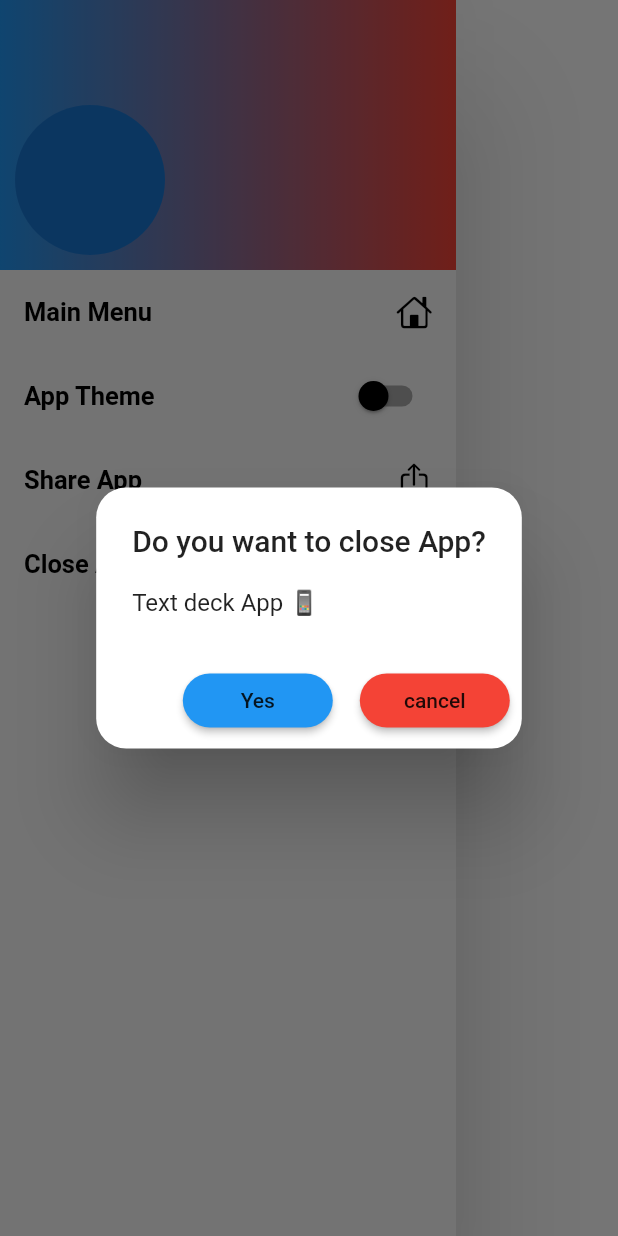
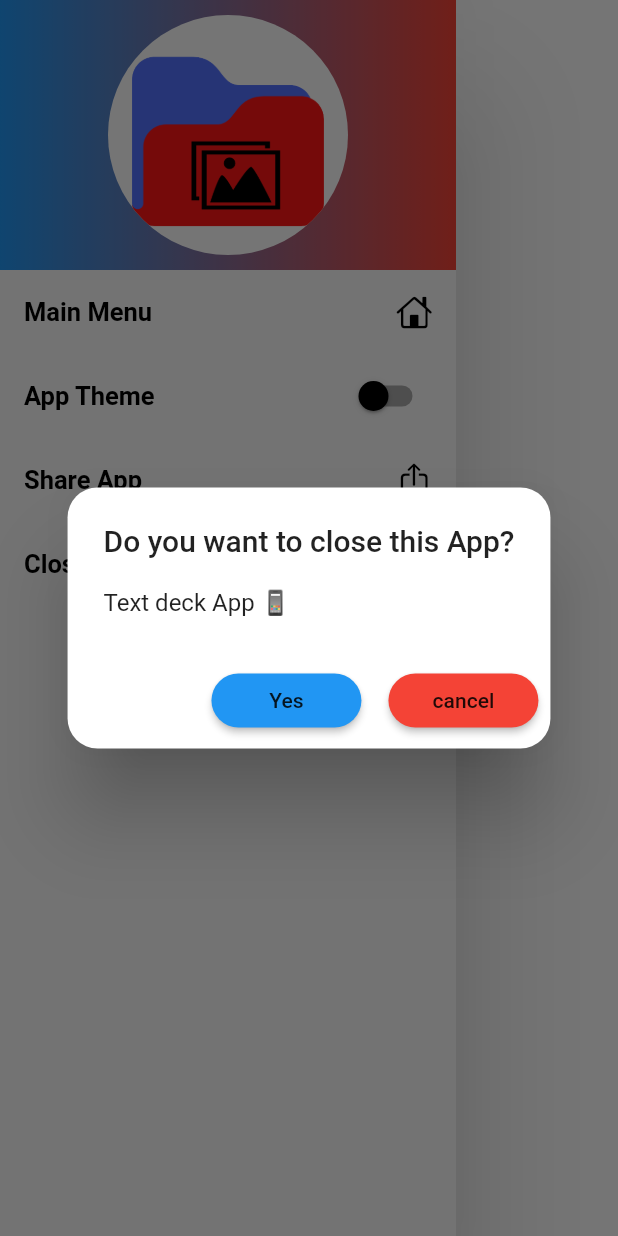
Before and after one commit to waynetipsy/OCR-Voice-App, a Flutter app: the AppDrawer widget shown alone on an empty page, opened directly, after a tap on "Close App", on a phone screen of 412 x 824 dp. Run offline on Flutter 3.47's test engine with Material 2 defaults, Android fonts, the phone set to English and light mode, and no system bars; our stand-ins replace file_picker, flutter_speed_dial, flutter_tts, fluttertoast, image_cropper, image_picker and 4 more; missing offline and left inert: clipboard, google_mlkit_text_recognition, pdf_text; accounts and stored records are empty.

Commit message:
work flow

```diff
--- a/lib/Screens/appdrawer.dart
+++ b/lib/Screens/appdrawer.dart
@@ -31,9 +31,15 @@ class AppDrawer extends StatelessWidget {
               ]),
             ),
             alignment: Alignment.bottomLeft,
-            child: const CircleAvatar(
-              backgroundImage: AssetImage('images/tic_game_logo.png'),
-              radius: 50,
+            child:  Container(
+            decoration: const BoxDecoration(
+              color: Colors.white,
+              shape: BoxShape.circle,
+              image: DecorationImage(
+                image: AssetImage('assets/app_icon.png'),
+                fit: BoxFit.contain,
+              )
+            ),
             ),
           ),
           ListTile(
--- a/lib/Screens/homepage.dart
+++ b/lib/Screens/homepage.dart
@@ -3,7 +3,6 @@ import 'package:flutter/material.dart';
 import 'package:provider/provider.dart';
 import '../provider/theme.provider.dart';
 import 'package:ocr_voice_app/Screens/pdfmaker.dart';
-import '../Utilis/text.dart';
 import 'package:flutter_speed_dial/flutter_speed_dial.dart';
 import 'package:ocr_voice_app/Screens/readnote.dart';
 import 'package:fluttertoast/fluttertoast.dart';
@@ -142,7 +141,7 @@ class _HomePageState extends State<HomePage> {
                   children: [
                     GestureDetector(
                       onTap: () {
-                      Navigator.of(context).push(MaterialPageRoute(
+                      Navigator.of(context).pushReplacement(MaterialPageRoute(
                        builder: (context) =>
                        const PdfMarker(),
                        ));
--- a/lib/Widgets/alertdialogthree.dart
+++ b/lib/Widgets/alertdialogthree.dart
@@ -22,7 +22,7 @@ class _AlertDialogThreeState extends State<AlertDialogThree> {
               BorderRadius.circular(20.0)
               ),
 
-          title: const Text("Do you want to close App?"),
+          title: const Text("Do you want to close this App?"),
           content: const Text("Text deck App 📱"),
 
           actions: <Widget>[
--- a/pubspec.yaml
+++ b/pubspec.yaml
@@ -76,8 +76,8 @@ flutter:
   uses-material-design: true
 
   # To add assets to your application, add an assets section, like this:
-  # assets:
-  #   - images/a_dot_burr.jpeg
+  assets:
+    - assets/
   #   - images/a_dot_ham.jpeg
 
   # An image asset can refer to one or more resolution-specific "variants", see
```
Also changed, not shown: lib/Screens/onboarding.dart (+31 -20 lines), lib/main.dart (+5 -4 lines), assets/app_icon.png (added), assets/camera_pic.png (added), assets/loud.png (added), assets/pdf_file.png (added), assets/pdf_files.png (added).
